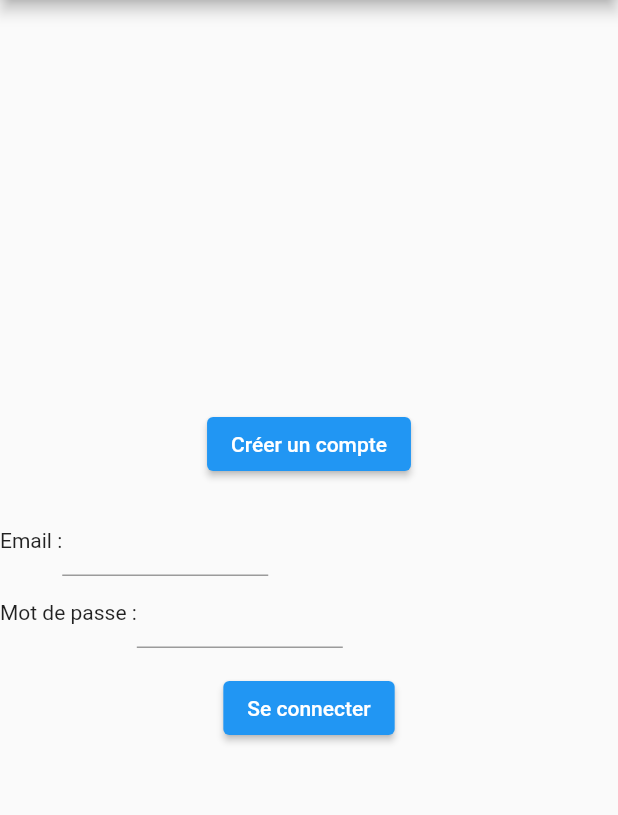
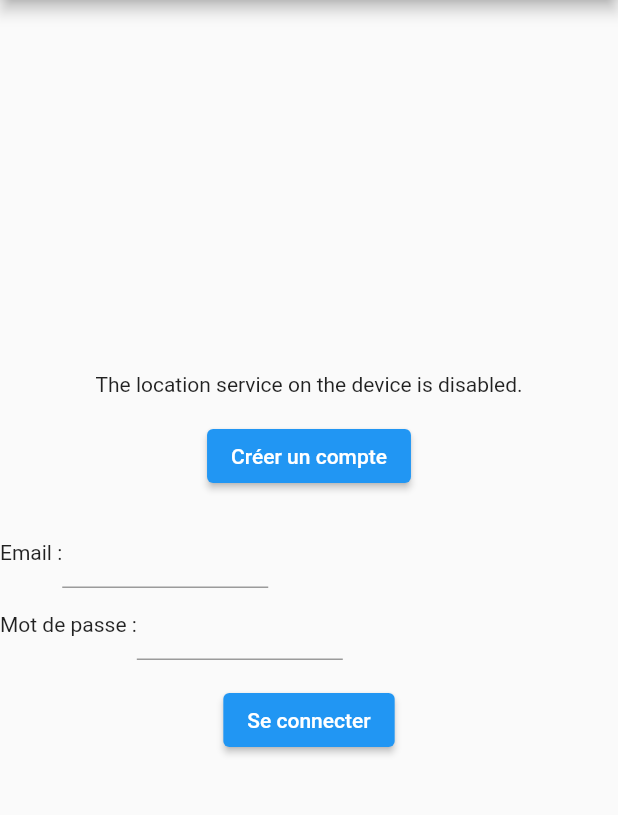
Before and after one commit to winvdaking/flutter-panier, a Flutter app: the screen it shows after launch, after a tap on the "account circle" icon, on a phone screen of 412 x 824 dp, the part 84-899 px from its top. Run offline on Flutter 3.47's test engine with Material 2 defaults, Android fonts, the phone set to English and light mode, and no system bars; our stand-ins replace flutter_map, geolocator, latlong2; missing offline and left inert: jwt_decode; accounts and stored records are empty; network calls fail.

Commit message:
feat TD10

```diff
--- a/lib/forms/login.dart
+++ b/lib/forms/login.dart
@@ -1,6 +1,7 @@
 import 'dart:convert';
 import 'package:flutter/material.dart';
 import 'package:http/http.dart' as http;
+import 'package:panier/geolocalisation.dart';
 import 'package:panier/providers/userprovider.dart';
 import 'package:provider/provider.dart';
 
@@ -64,6 +65,7 @@ class _LoginFormState extends State<LoginForm> {
           crossAxisAlignment: CrossAxisAlignment.center,
           mainAxisAlignment: MainAxisAlignment.center,
           children: <Widget>[
+            const Geolocalisation(),
             Padding(
               padding: const EdgeInsets.symmetric(vertical: 16.0),
               child: ElevatedButton(
--- /dev/null
+++ b/lib/geolocalisation.dart
@@ -0,0 +1,60 @@
+import 'package:flutter/material.dart';
+import 'package:geolocator/geolocator.dart';
+
+class Geolocalisation extends StatelessWidget {
+  const Geolocalisation({super.key});
+
+  Future<Position> _determinePosition() async {
+    bool serviceEnabled;
+    LocationPermission permission;
+
+    // Test if location services are enabled.
+    serviceEnabled = await Geolocator.isLocationServiceEnabled();
+    if (!serviceEnabled) {
+      // Location services are not enabled don't continue
+      // accessing the position and request users of the
+      // App to enable the location services.
+      return Future.error('Location services are disabled.');
+    }
+
+    permission = await Geolocator.checkPermission();
+    if (permission == LocationPermission.denied) {
+      permission = await Geolocator.requestPermission();
+      if (permission == LocationPermission.denied) {
+        // Permissions are denied, next time you could try
+        // requesting permissions again (this is also where
+        // Android's shouldShowRequestPermissionRationale
+        // returned true. According to Android guidelines
+        // your App should show an explanatory UI now.
+        return Future.error('Location permissions are denied');
+      }
+    }
+
+    if (permission == LocationPermission.deniedForever) {
+      // Permissions are denied forever, handle appropriately.
+      return Future.error(
+          'Location permissions are permanently denied, we cannot request permissions.');
+    }
+
+    // When we reach here, permissions are granted and we can
+    // continue accessing the position of the device.
+    return await Geolocator.getCurrentPosition();
+  }
+
+  @override
+  Widget build(BuildContext context) {
+    return FutureBuilder(
+      future: _determinePosition(),
+      builder: (context, snapshot) {
+        if (snapshot.hasData) {
+          return Text(
+              "Lat : ${snapshot.data!.latitude} - Long : ${snapshot.data!.longitude} - Alt : ${snapshot.data!.altitude}");
+        } else if (snapshot.hasError) {
+          return Text('${snapshot.error}');
+        }
+
+        return const CircularProgressIndicator();
+      },
+    );
+  }
+}
--- a/pubspec.yaml
+++ b/pubspec.yaml
@@ -40,6 +40,7 @@ dependencies:
   flutter_map: ^3.1.0
   latlong2: ^0.8.0
   jwt_decode: ^0.3.1
+  geolocator: ^9.0.2
 
 dev_dependencies:
   flutter_test:
```
Also changed, not shown: pubspec.lock, 1 other file.
